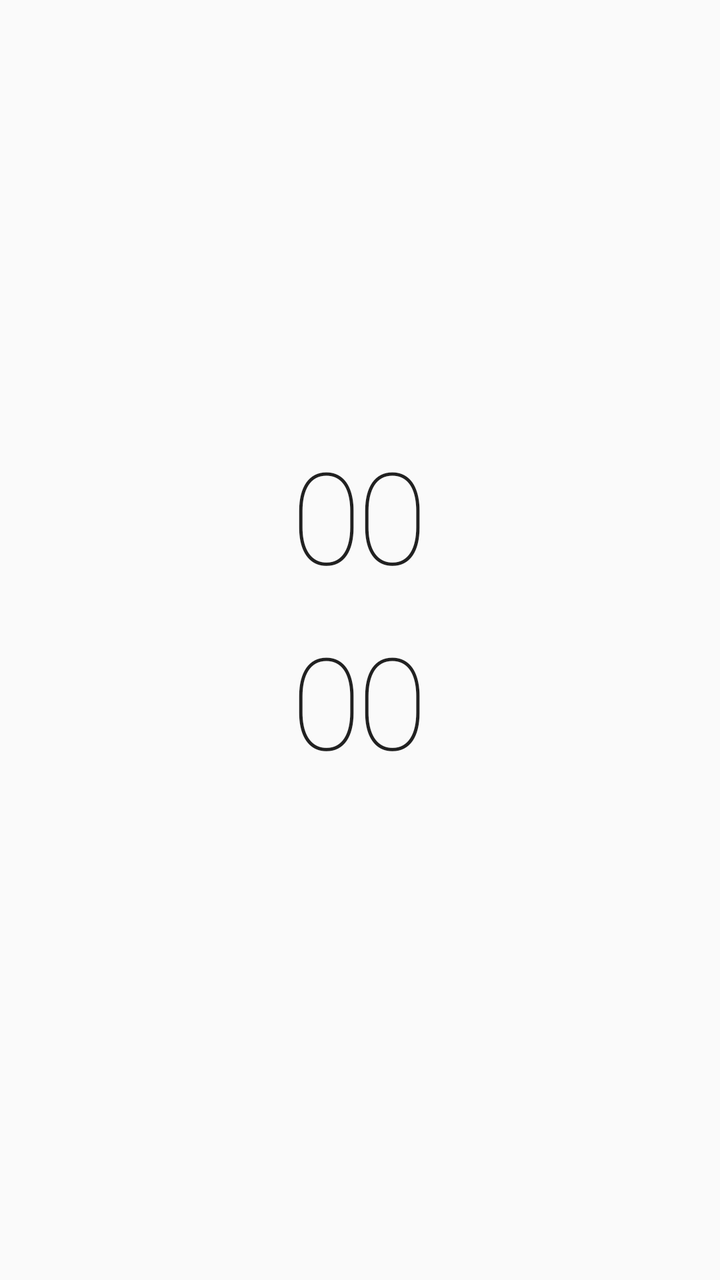
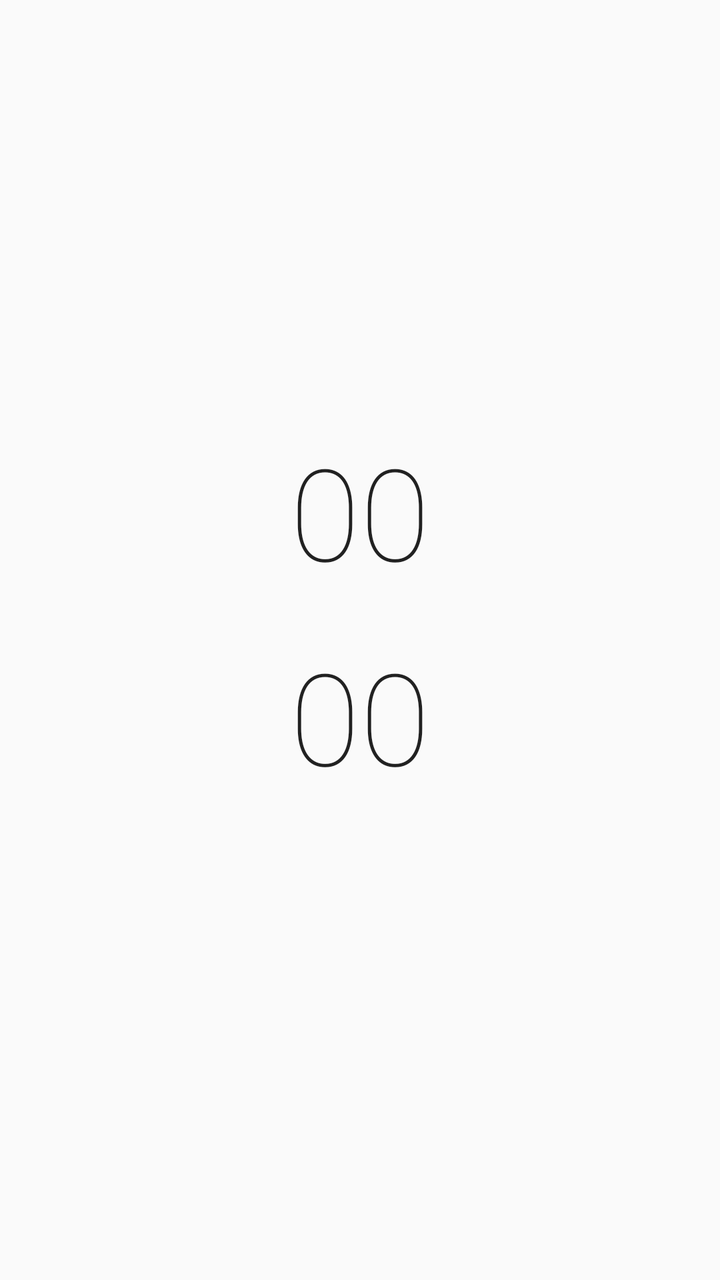

Compare the two renders of this Android layout. The source of the first and the diff that turns it into the second are given below.
<!-- AndroidManifest.xml: application theme android:Theme.Material.Light.NoActionBar -->
<!-- res/layout/widget_clock.xml -->
<?xml version="1.0" encoding="utf-8"?>
<LinearLayout xmlns:android="http://schemas.android.com/apk/res/android"
    android:id="@+id/root"
    android:layout_width="match_parent"
    android:layout_height="match_parent"
    android:gravity="center"
    android:orientation="vertical"
    android:padding="6dp">

    <FrameLayout
        android:layout_width="wrap_content"
        android:layout_height="wrap_content">

        <ImageView
            android:id="@+id/frame"
            android:layout_width="wrap_content"
            android:layout_height="wrap_content"
            android:contentDescription="@null"
            android:scaleType="center" />

        <LinearLayout
            android:layout_width="match_parent"
            android:layout_height="match_parent"
            android:gravity="center"
            android:orientation="vertical">

            <TextClock
                android:id="@+id/hour"
                android:layout_width="wrap_content"
                android:layout_height="wrap_content"
                android:fontFamily="sans-serif-thin"
                android:format12Hour="HH"
                android:format24Hour="HH"
                android:includeFontPadding="false"
                android:letterSpacing="-0.03"
                android:textSize="64dp" />

            <View
                android:id="@+id/divider"
                android:layout_width="26dp"
                android:layout_height="1.5dp"
                android:layout_marginTop="8dp"
                android:layout_marginBottom="8dp" />

            <TextClock
                android:id="@+id/minute"
                android:layout_width="wrap_content"
                android:layout_height="wrap_content"
                android:fontFamily="sans-serif-thin"
                android:format12Hour="mm"
                android:format24Hour="mm"
                android:includeFontPadding="false"
                android:letterSpacing="-0.03"
                android:textSize="64dp" />
        </LinearLayout>
    </FrameLayout>

    <TextView
        android:id="@+id/date"
        android:layout_width="wrap_content"
        android:layout_height="wrap_content"
        android:layout_marginTop="10dp"
        android:fontFamily="sans-serif-medium"
        android:includeFontPadding="false"
        android:singleLine="true"
        android:textSize="14dp" />
</LinearLayout>
<!-- resources referenced by this layout -->
<resources>

</resources>

<!-- the commit's change to res/layout/widget_clock.xml (unified diff, before → after) -->
@@ -31,16 +31,13 @@
                 android:fontFamily="sans-serif-thin"
                 android:format12Hour="HH"
                 android:format24Hour="HH"
-                android:includeFontPadding="false"
-                android:letterSpacing="-0.03"
                 android:textSize="64dp" />
 
-            <View
-                android:id="@+id/divider"
+            <ImageView
+                android:id="@+id/spacer"
                 android:layout_width="26dp"
-                android:layout_height="1.5dp"
-                android:layout_marginTop="8dp"
-                android:layout_marginBottom="8dp" />
+                android:layout_height="17dp"
+                android:contentDescription="@null" />
 
             <TextClock
                 android:id="@+id/minute"
@@ -49,8 +46,6 @@
                 android:fontFamily="sans-serif-thin"
                 android:format12Hour="mm"
                 android:format24Hour="mm"
-                android:includeFontPadding="false"
-                android:letterSpacing="-0.03"
                 android:textSize="64dp" />
         </LinearLayout>
     </FrameLayout>
